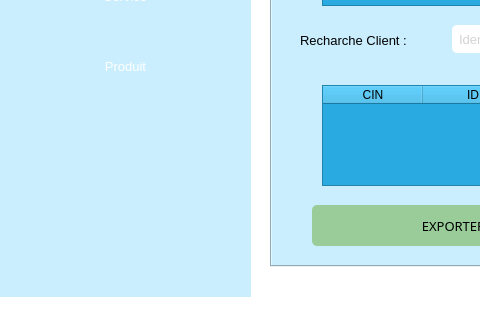
ProjetCpp-2425/projetcpp-smart-cleaning-store, file clientwindow.ui: the form before one commit; both pictures show x 0 to 480 and y 314 to 634 of the 1179 by 634 pixel window.
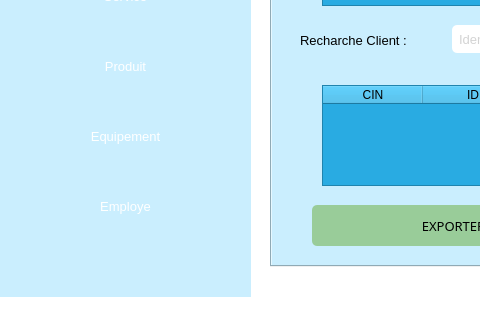
The form after the commit. Icons and pictures are not drawn.

Patch:
```diff
--- a/clientwindow.ui
+++ b/clientwindow.ui
@@ -192,6 +192,66 @@
       <string>Produit</string>
      </property>
     </widget>
+    <widget class="QPushButton" name="pushButton_8">
+     <property name="geometry">
+      <rect>
+       <x>30</x>
+       <y>450</y>
+       <width>191</width>
+       <height>61</height>
+      </rect>
+     </property>
+     <property name="cursor">
+      <cursorShape>PointingHandCursor</cursorShape>
+     </property>
+     <property name="styleSheet">
+      <string notr="true">background-color:#99CC99;
+font: 14pt &quot;Tempus Sans ITC&quot;;
+border-radius: 25px; 
+border: 1.5px solid #29ABE2; 
+color:#000000;
+QPushButton: {
+                     font-size: 14px;
+                      transition: all 0.3s ease;
+                      }
+QPushButton:hover {
+                      font-size: 18px;
+                      }</string>
+     </property>
+     <property name="text">
+      <string>Equipement</string>
+     </property>
+    </widget>
+    <widget class="QPushButton" name="pushButton_9">
+     <property name="geometry">
+      <rect>
+       <x>30</x>
+       <y>520</y>
+       <width>191</width>
+       <height>61</height>
+      </rect>
+     </property>
+     <property name="cursor">
+      <cursorShape>PointingHandCursor</cursorShape>
+     </property>
+     <property name="styleSheet">
+      <string notr="true">background-color:#99CC99;
+font: 14pt &quot;Tempus Sans ITC&quot;;
+border-radius: 25px; 
+border: 1.5px solid #29ABE2; 
+color:#000000;
+QPushButton: {
+                     font-size: 14px;
+                      transition: all 0.3s ease;
+                      }
+QPushButton:hover {
+                      font-size: 18px;
+                      }</string>
+     </property>
+     <property name="text">
+      <string>Employe</string>
+     </property>
+    </widget>
    </widget>
    <widget class="QTabWidget" name="tabWidget">
     <property name="enabled">
```
Left out of the diff: 4 changed lines with no effect on the pictures.
